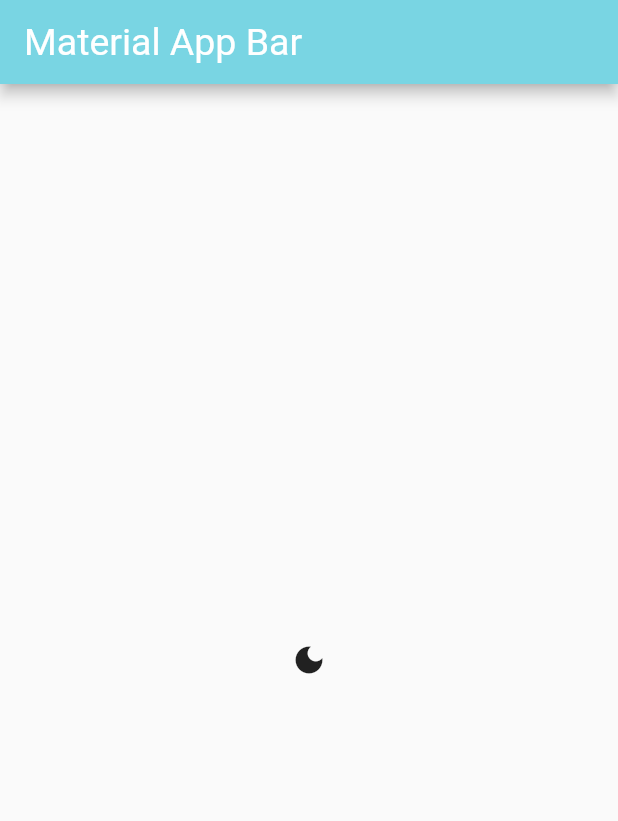
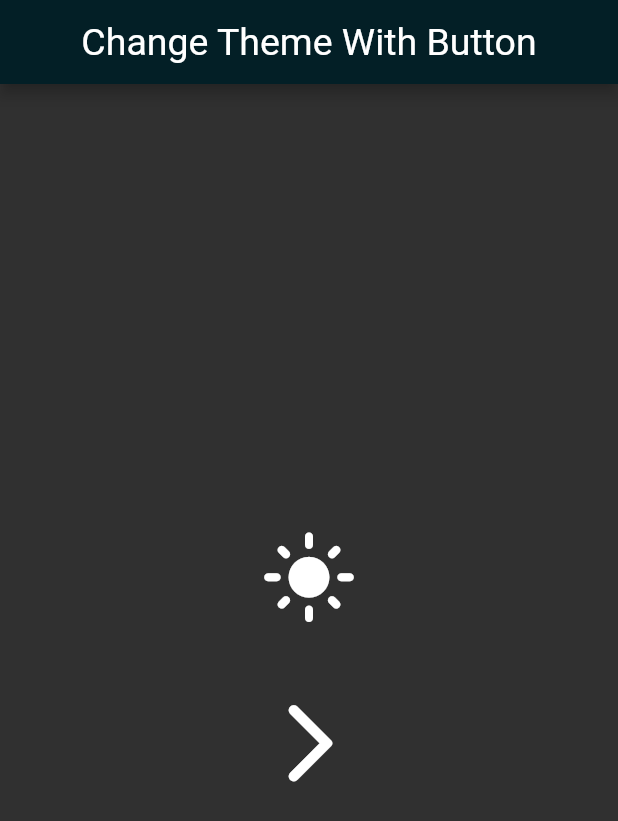
Before and after one commit to suleymangunes/theme-logic-with-cubit, a Flutter app: the screen it shows after launch, on a phone screen of 412 x 824 dp. Shown: the top 821 px of the screen. Run offline on Flutter 3.47's test engine with Material 2 defaults, Android fonts, the phone set to English and light mode, and no system bars; our stand-ins replace flutter_bloc, lottie.

Commit message:
Change Theme with Lottie Animation

```diff
--- a/lib/app.dart
+++ b/lib/app.dart
@@ -1,9 +1,8 @@
 import 'package:flutter/material.dart';
 import 'package:flutter_bloc/flutter_bloc.dart';
+import 'package:theme_with_cubit/product/constants_string.dart';
 import 'package:theme_with_cubit/theme/components/theme_changer_button.dart';
-import 'package:theme_with_cubit/theme/components/theme_changer_lottie.dart';
 import 'package:theme_with_cubit/theme/cubit/theme_cubit.dart';
-import 'package:theme_with_cubit/theme/themes/dark/dark_theme_custom.dart';
 
 class MyApp extends StatelessWidget {
   const MyApp({super.key});
@@ -15,19 +14,13 @@ class MyApp extends StatelessWidget {
         return MaterialApp(
           title: 'Material App',
           theme: themeState,
-          darkTheme: DarkThemeCustom().theme,
+          // darkTheme: DarkThemeCustom().theme,
           themeMode: ThemeMode.system,
           home: Scaffold(
             appBar: AppBar(
-              title: const Text('Material App Bar'),
+              title: const Text(StringConstants.themeChangeButton),
             ),
-            body: Column(
-              mainAxisAlignment: MainAxisAlignment.center,
-              children: const [
-                ThemeChanger(),
-                ThemeChangerLottie(),
-              ],
-            ),
+            body: const ThemeChanger(),
           ),
         );
       },
--- /dev/null
+++ b/lib/product/constants_pads.dart
@@ -0,0 +1,11 @@
+import 'package:flutter/cupertino.dart';
+
+class PadsConstants {
+  const PadsConstants._();
+  static const SizedBox sizedboxMiddle = SizedBox(height: PadsNums.middleNums);
+}
+
+class PadsNums {
+  const PadsNums._();
+  static const double middleNums = 30;
+}
--- /dev/null
+++ b/lib/product/constants_string.dart
@@ -0,0 +1,6 @@
+class StringConstants {
+  const StringConstants._();
+
+  static const String themeChangeButton = "Change Theme With Button";
+  static const String themeChangeLottie = "Change Theme With Lotti";
+}
--- a/lib/theme/components/theme_changer_button.dart
+++ b/lib/theme/components/theme_changer_button.dart
@@ -1,5 +1,7 @@
 import 'package:flutter/material.dart';
 import 'package:flutter_bloc/flutter_bloc.dart';
+import 'package:theme_with_cubit/product/constants_pads.dart';
+import 'package:theme_with_cubit/theme/components/theme_changer_lottie.dart';
 import 'package:theme_with_cubit/theme/cubit/theme_cubit.dart';
 import 'package:theme_with_cubit/theme/themes/light/light_theme_custom.dart';
 
@@ -9,7 +11,19 @@ class ThemeChanger extends StatelessWidget {
   @override
   Widget build(BuildContext context) {
     return Center(
-      child: BlocBuilder<ThemeCubit, ThemeData>(
+      child: Column(
+        mainAxisAlignment: MainAxisAlignment.center,
+        children: [
+          _changeThemeWithButton(),
+          PadsConstants.sizedboxMiddle,
+          const ForwardPageIcon(),
+        ],
+      ),
+    );
+  }
+
+  BlocBuilder<ThemeCubit, ThemeData> _changeThemeWithButton() {
+    return BlocBuilder<ThemeCubit, ThemeData>(
       builder: (context, state) {
         return IconButton(
           onPressed: () {
@@ -18,7 +32,26 @@ class ThemeChanger extends StatelessWidget {
           icon: state == LightThemeCustom().theme ? const Icon(Icons.dark_mode) : const Icon(Icons.light_mode),
         );
       },
-      ),
     );
   }
 }
+
+class ForwardPageIcon extends StatelessWidget {
+  const ForwardPageIcon({
+    Key? key,
+  }) : super(key: key);
+
+  @override
+  Widget build(BuildContext context) {
+    return IconButton(
+      onPressed: () {
+        Navigator.push(context, MaterialPageRoute(
+          builder: (context) {
+            return const ThemeChangerLottie();
+          },
+        ));
+      },
+      icon: const Icon(Icons.arrow_forward_ios_rounded),
+    );
+  }
+}
--- a/lib/theme/cubit/theme_cubit.dart
+++ b/lib/theme/cubit/theme_cubit.dart
@@ -3,7 +3,7 @@ import 'package:flutter_bloc/flutter_bloc.dart';
 import 'package:theme_with_cubit/theme/cubit/theme_state.dart';
 
 class ThemeCubit extends Cubit<ThemeData> {
-  ThemeCubit() : super(ThemeLightCubit().themeData);
+  ThemeCubit() : super(ThemeDarkCubit().themeData);
 
   void changeTheme() {
     emit(state == ThemeDarkCubit().themeData ? ThemeLightCubit().themeData : ThemeDarkCubit().themeData);
--- a/lib/theme/themes/dark/dark_theme_constants.dart
+++ b/lib/theme/themes/dark/dark_theme_constants.dart
@@ -10,3 +10,9 @@ class DarkThemeString {
   const DarkThemeString._();
   static const double _appBarTitleSize = 25;
 }
+
+class DarkThemeIcon {
+  const DarkThemeIcon._();
+  static const double _iconBigSize = 65;
+  static const Color _iconColor = Colors.white;
+}
--- a/lib/theme/themes/dark/dark_theme_custom.dart
+++ b/lib/theme/themes/dark/dark_theme_custom.dart
@@ -9,10 +9,18 @@ class DarkThemeCustom {
     theme = ThemeData.dark().copyWith(
       //  CUSTOMIZE AREA
       appBarTheme: const AppBarTheme(
+        centerTitle: true,
         color: DarkThemeColors._appBarBackground,
         titleTextStyle: TextStyle(
           fontSize: DarkThemeString._appBarTitleSize,
         ),
+        iconTheme: IconThemeData(
+          size: DarkThemeIcon._iconBigSize / 2,
+        ),
+      ),
+      iconTheme: const IconThemeData(
+        size: DarkThemeIcon._iconBigSize,
+        color: DarkThemeIcon._iconColor,
       ),
     );
   }
--- a/lib/theme/themes/light/light_theme_constants.dart
+++ b/lib/theme/themes/light/light_theme_constants.dart
@@ -10,3 +10,9 @@ class LightThemeString {
   const LightThemeString._();
   static const double _appBarTitleSize = 25;
 }
+
+class LightThemeIcon {
+  const LightThemeIcon._();
+  static const double _iconBigSize = 65;
+  static const Color _iconColor = Colors.black;
+}
--- a/lib/theme/themes/light/light_theme_custom.dart
+++ b/lib/theme/themes/light/light_theme_custom.dart
@@ -9,10 +9,18 @@ class LightThemeCustom {
     theme = ThemeData.light().copyWith(
       //  CUSTOMIZE AREA
       appBarTheme: const AppBarTheme(
+        centerTitle: true,
         color: LightThemeColors._appBarBackground,
         titleTextStyle: TextStyle(
           fontSize: LightThemeString._appBarTitleSize,
         ),
+        iconTheme: IconThemeData(
+          size: LightThemeIcon._iconBigSize / 2,
+        ),
+      ),
+      iconTheme: const IconThemeData(
+        size: LightThemeIcon._iconBigSize,
+        color: LightThemeIcon._iconColor,
       ),
     );
   }
--- a/pubspec.yaml
+++ b/pubspec.yaml
@@ -39,6 +39,9 @@ dependencies:
   # state management
   flutter_bloc: ^8.1.2
 
+  # animation
+  lottie: ^2.3.1
+
 dev_dependencies:
   flutter_test:
     sdk: flutter
@@ -61,7 +64,8 @@ flutter:
   uses-material-design: true
 
   # To add assets to your application, add an assets section, like this:
-  # assets:
+  assets:
+    - assets/lottie/theme_lottie.json
   #   - images/a_dot_burr.jpeg
   #   - images/a_dot_ham.jpeg
 
```
Also changed, not shown: assets/lottie/theme_lottie.json (added, +1 -0 lines), lib/product/constants_lottie.dart (added, +7 -0 lines), lib/theme/components/theme_changer_lottie.dart (+77 -4 lines), pubspec.lock. Lines whose indentation alone changed are shown as unchanged.
